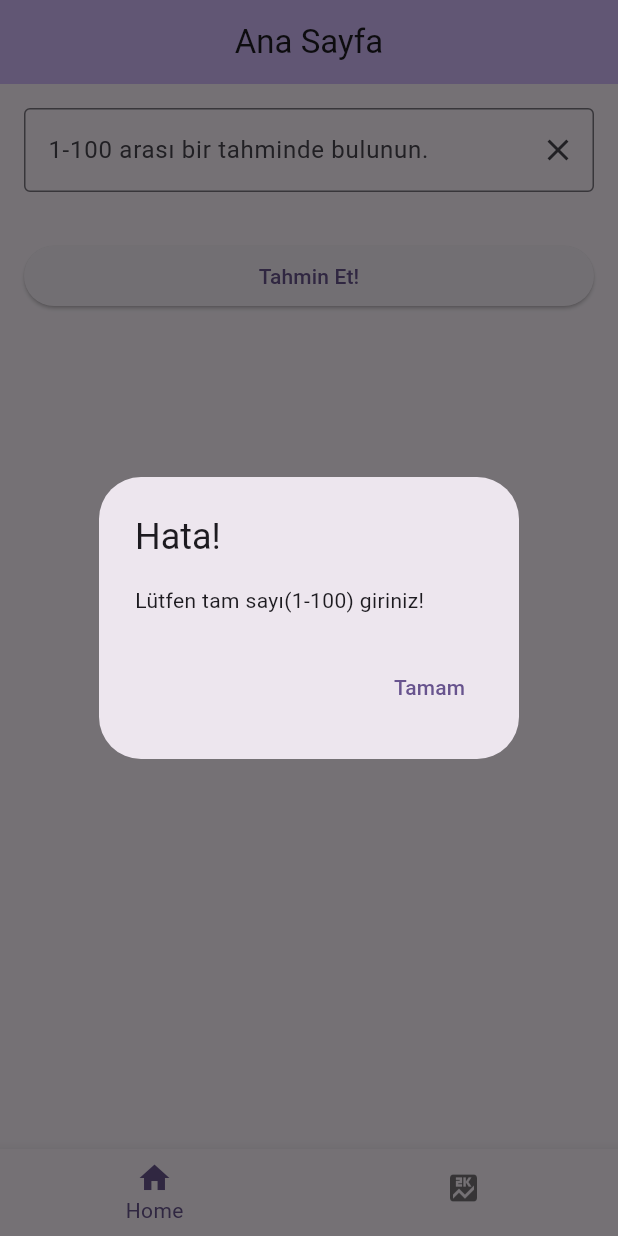
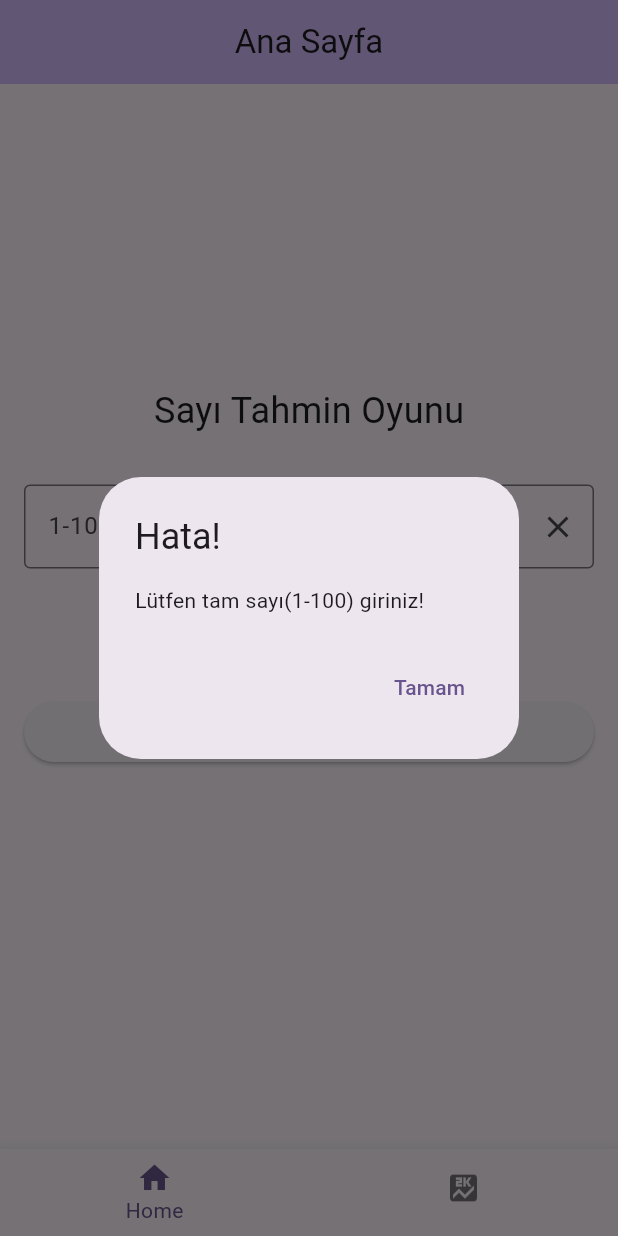
Before and after one commit to celikerde/guess_number, a Flutter app: the screen it shows after launch, after a tap on "Tahmin Et!", on a phone screen of 412 x 824 dp. Run offline on Flutter 3.47's test engine with Material 3 defaults, Android fonts, the phone set to English and light mode, and no system bars; our stand-ins replace confetti.

Commit message:
home_screen has completed.

```diff
--- a/lib/screens/home_screen.dart
+++ b/lib/screens/home_screen.dart
@@ -1,5 +1,4 @@
 import 'dart:math';
-import 'package:confetti/confetti.dart';
 import 'package:flutter/material.dart';
 import 'package:guess_number/show_popup_message.dart';
 
@@ -12,16 +11,17 @@ class HomeScreen extends StatefulWidget {
 class _HomeScreenState extends State<HomeScreen> {
   final String hintTextMessage = '1-100 arası bir tahminde bulunun.';
   final String buttonMessage = 'Tahmin Et!';
+  String returnedMessage = "";
   final String guessSmallerNumberMessage = 'Daha küçük bir sayı deneyin.';
   final String guessBiggerNumberMessage = 'Daha büyük bir sayı deneyin.';
   final String intervalErrorMessage =
       'Tahmininiz 1 ile 100 arasında olmalıdır.';
   final String integerErrorMessage = 'Lütfen tam sayı(1-100) giriniz!';
-  String guessMessage = "";
   int myGuessNumber = 0;
   int guessCount = 0;
   int randomNumber = Random().nextInt(100) + 1;
   late TextEditingController _textController;
+  List<String> guessedNumbers = [];
 
   @override
   void initState() {
@@ -38,16 +38,26 @@ class _HomeScreenState extends State<HomeScreen> {
   @override
   Widget build(BuildContext context) {
     print("Produced number is $randomNumber");
+
     return Scaffold(
+      resizeToAvoidBottomInset: true,
       appBar: AppBar(
         backgroundColor: Theme.of(context).colorScheme.inversePrimary,
         centerTitle: true,
         title: const Text('Ana Sayfa'),
       ),
       body: Column(
+        mainAxisAlignment: MainAxisAlignment.center,
         children: [
+          const Padding(
+            padding: EdgeInsets.all(16),
+            child: Text(
+              'Sayı Tahmin Oyunu',
+              style: TextStyle(fontSize: 24),
+            ),
+          ),
           Padding(
-            padding: const EdgeInsets.all(16.0),
+            padding: const EdgeInsets.all(16),
             child: TextField(
               controller: _textController,
               keyboardType: TextInputType.number,
@@ -62,7 +72,11 @@ class _HomeScreenState extends State<HomeScreen> {
             ),
           ),
           Padding(
-            padding: const EdgeInsets.all(16.0),
+            padding: const EdgeInsets.all(16),
+            child: Text(returnedMessage),
+          ),
+          Padding(
+            padding: const EdgeInsets.all(16),
             child: ElevatedButton(
               onPressed: () {
                 try {
@@ -80,9 +94,11 @@ class _HomeScreenState extends State<HomeScreen> {
                   guessCount++;
                   _textController.clear();
                   if (myGuessNumber < randomNumber) {
-                    guessMessage = guessBiggerNumberMessage;
+                    returnedMessage = guessBiggerNumberMessage;
+                    guessedNumbers.add(">$myGuessNumber");
                   } else if (myGuessNumber > randomNumber) {
-                    guessMessage = guessSmallerNumberMessage;
+                    returnedMessage = guessSmallerNumberMessage;
+                    guessedNumbers.add("<$myGuessNumber");
                   } else {
                     showPopupMessage(
                         title: 'Tebrikler!',
@@ -90,11 +106,11 @@ class _HomeScreenState extends State<HomeScreen> {
                         buttonText: 'Yeniden Oyna!',
                         context: context,
                         showConfetti: true);
+                    returnedMessage = "";
                     randomNumber = Random().nextInt(100) + 1;
                     guessCount = 0;
+                    guessedNumbers = [];
                   }
-
-                  print("$guessCount. My guess is $myGuessNumber");
                   setState(() {});
                 } catch (e) {
                   _textController.clear();
@@ -110,8 +126,9 @@ class _HomeScreenState extends State<HomeScreen> {
             ),
           ),
           Padding(
-            padding: const EdgeInsets.all(16.0),
-            child: Text(guessMessage),
+            padding: const EdgeInsets.all(16),
+            child: Text(
+                guessedNumbers.isNotEmpty ? guessedNumbers.toString() : ''),
           ),
         ],
       ),
--- a/lib/show_popup_message.dart
+++ b/lib/show_popup_message.dart
@@ -8,17 +8,17 @@ showPopupMessage({
   required BuildContext context,
   bool showConfetti = false,
 }) {
-  ConfettiController? _confettiController;
+  ConfettiController? confettiController;
   if (showConfetti) {
-    _confettiController =
+    confettiController =
         ConfettiController(duration: const Duration(seconds: 3));
-    _confettiController.play();
+    confettiController.play();
   }
   Widget okButton = TextButton(
     child: Text(buttonText),
     onPressed: () {
       Navigator.pop(context);
-      _confettiController?.dispose();
+      confettiController?.dispose();
     },
   );
 
@@ -37,12 +37,17 @@ showPopupMessage({
         alignment: Alignment.center,
         children: [
           alert,
-          if (showConfetti && _confettiController != null)
+          if (showConfetti && confettiController != null)
             ConfettiWidget(
-              confettiController: _confettiController,
+              confettiController: confettiController,
               blastDirectionality: BlastDirectionality.explosive,
               shouldLoop: false,
-              colors: [Colors.blue, Colors.green, Colors.pink, Colors.orange],
+              colors: const [
+                Colors.blue,
+                Colors.green,
+                Colors.pink,
+                Colors.orange
+              ],
             )
         ],
       );
```
